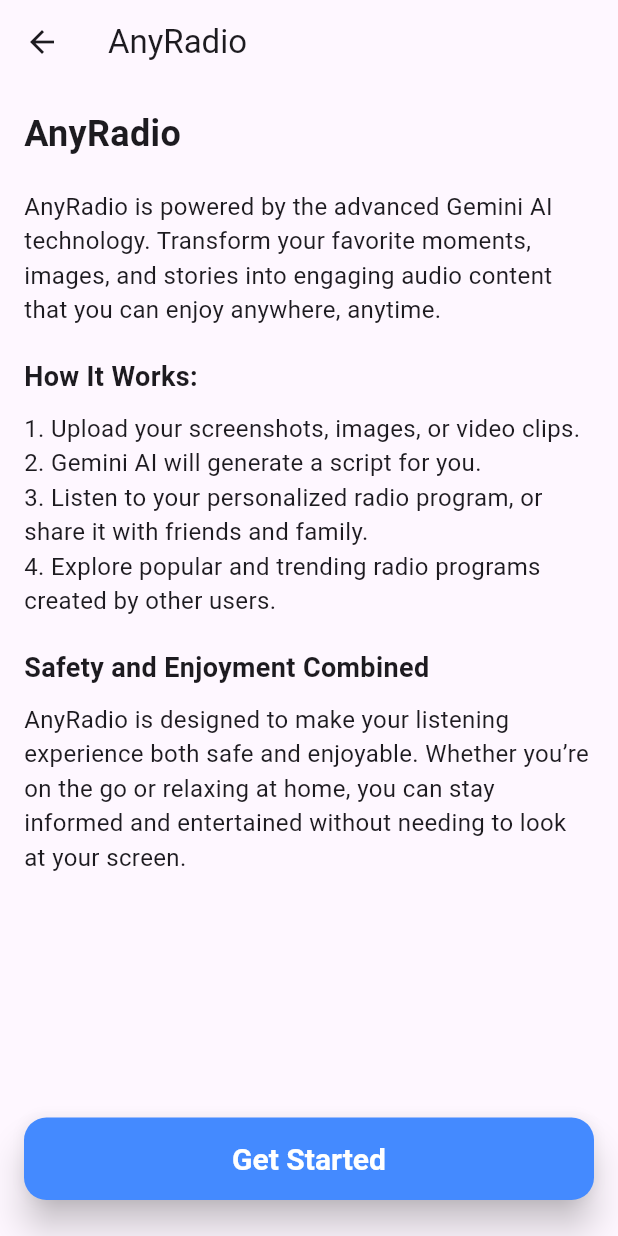
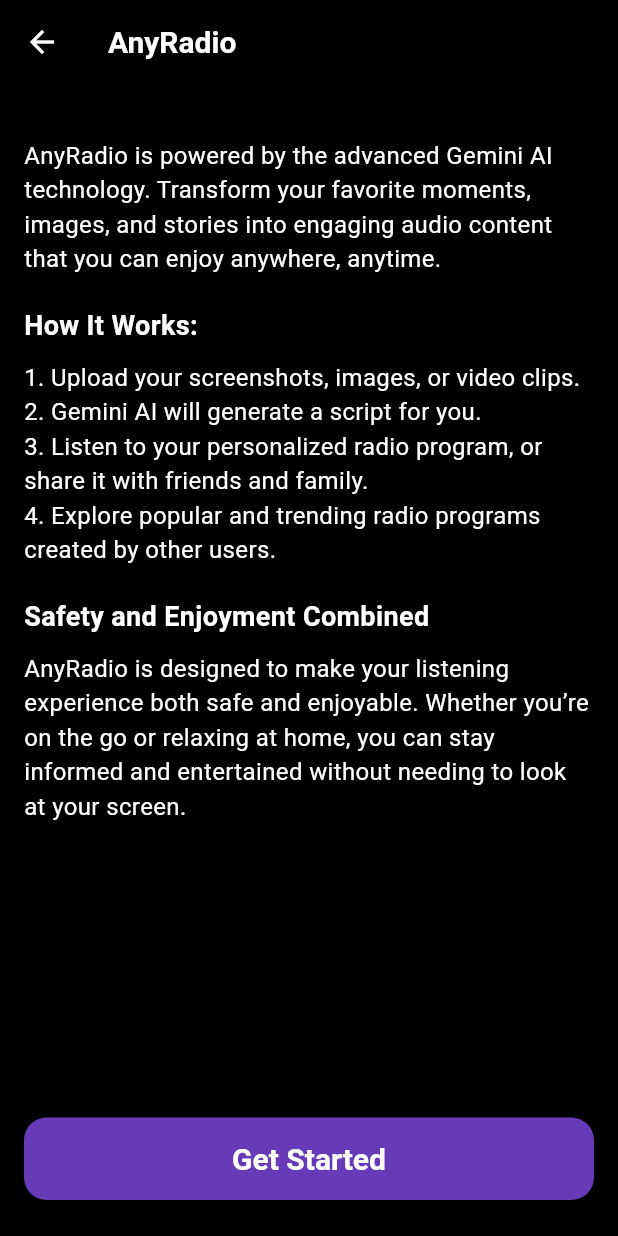
Before and after one commit to sugijotaro/anyradio, a Flutter app: the OnboardingScreen screen opened directly with empty values, on a phone screen of 412 x 824 dp. Run offline on Flutter 3.47's test engine with Material 3 defaults, Android fonts, the light colour scheme and no system bars; our stand-ins replace audio_service, audio_video_progress_bar, cloud_firestore, firebase_analytics, firebase_auth, firebase_core and 6 more; accounts and stored records are empty; generated files the repository leaves out were written again; network calls fail.

Commit message:
ダークテーマ

```diff
--- a/lib/screens/onboarding_screen.dart
+++ b/lib/screens/onboarding_screen.dart
@@ -22,13 +22,6 @@
               child: Column(
                 crossAxisAlignment: CrossAxisAlignment.start,
                 children: [
-                  Text(
-                    l10n.anyRadio,
-                    style: TextStyle(
-                      fontSize: 24,
-                      fontWeight: FontWeight.bold,
-                    ),
-                  ),
                   SizedBox(height: 20),
                   Text(
                     l10n.geminiDescription,
@@ -67,8 +60,7 @@
               style: ElevatedButton.styleFrom(
                 padding: EdgeInsets.symmetric(vertical: 16),
                 textStyle: TextStyle(fontSize: 20, fontWeight: FontWeight.bold),
-                backgroundColor: Colors.blueAccent,
-                foregroundColor: Colors.white,
+                backgroundColor: Colors.deepPurple,
                 elevation: 10,
                 shape: RoundedRectangleBorder(
                   borderRadius: BorderRadius.circular(15),
```
Also changed, not shown: lib/main.dart (+24 -2 lines).
